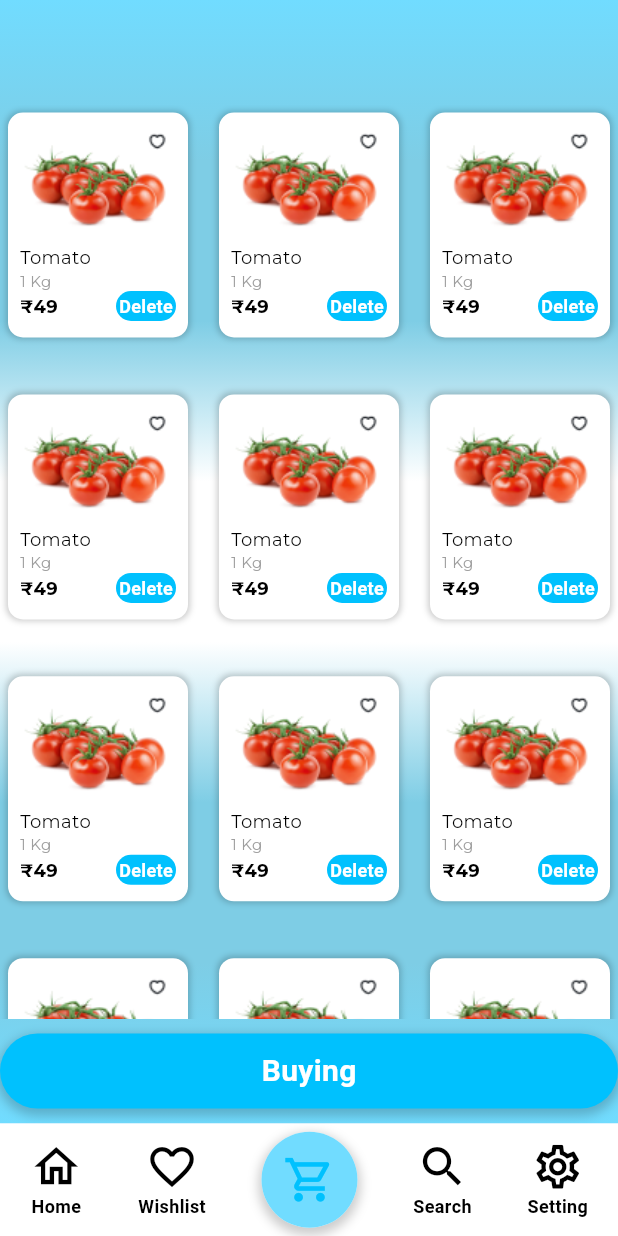
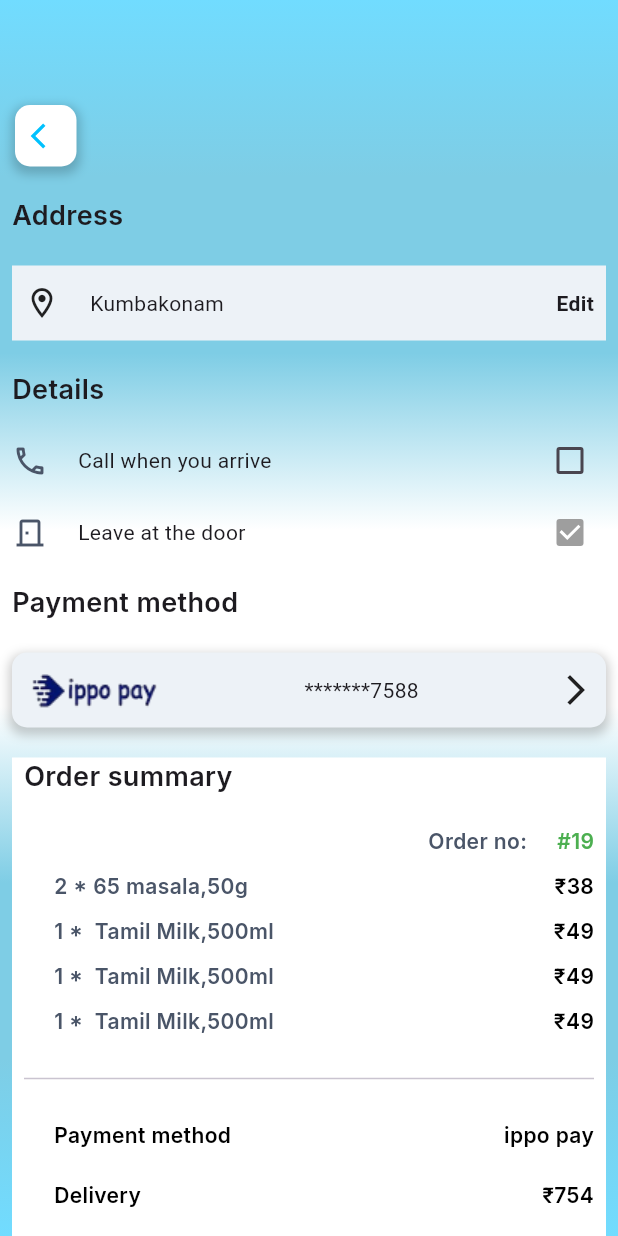
Before and after one commit to salahsaads/Grocery-App-, a Flutter app: the screen it shows after launch, item 3 of the bottom bar chosen, after a tap on "Buying", on a phone screen of 412 x 824 dp. Run offline on Flutter 3.47's test engine with Material 3 defaults, Android fonts, the phone set to English and light mode, and no system bars; our stand-ins replace flutter_svg, google_fonts, lottie.

Commit message:
Payment method screen

```diff
--- /dev/null
+++ b/lib/Features/Proceed to Payment/prestion/view/Proceed_to_Payment.dart
@@ -0,0 +1,483 @@
+import 'package:flutter/material.dart';
+import 'package:google_fonts/google_fonts.dart';
+import 'package:grocery/core/utils/widget/Custom_Button.dart';
+
+import '../../../prodect_details/presation/view/prodect_details.dart';
+
+class ProceedToPayment extends StatefulWidget {
+  const ProceedToPayment({super.key});
+
+  @override
+  State<ProceedToPayment> createState() => _ProceedToPaymentState();
+}
+
+class _ProceedToPaymentState extends State<ProceedToPayment> {
+  @override
+  Widget build(BuildContext context) {
+    return Scaffold(
+        body: Container(
+      width: double.infinity,
+      height: double.infinity,
+      decoration: const BoxDecoration(
+        gradient: LinearGradient(
+          begin: Alignment.topCenter,
+          end: Alignment.bottomCenter,
+          colors: [
+            Color(0xff71dcff),
+            Color.fromARGB(255, 126, 205, 229),
+            Color.fromARGB(255, 126, 205, 229),
+            Colors.white,
+            Colors.white,
+            Color.fromARGB(255, 126, 205, 229),
+            Color.fromARGB(255, 126, 205, 229),
+            Color(0xff71dcff),
+          ],
+        ),
+      ),
+      child: SingleChildScrollView(
+        child: Column(
+          children: [
+            const SizedBox(
+              height: 70,
+            ),
+            GestureDetector(
+                onTap: () {
+                  Navigator.pop(context);
+                },
+                child: const Custom_arrow_back()),
+            SizedBox(
+              height: 20,
+            ),
+            Padding(
+              padding: const EdgeInsets.only(left: 8, right: 8),
+              child: Row(
+                mainAxisAlignment: MainAxisAlignment.start,
+                children: [
+                  Text(
+                    'Address',
+                    style: GoogleFonts.inter(
+                        textStyle: TextStyle(
+                            fontWeight: FontWeight.w600, fontSize: 18)),
+                  ),
+                ],
+              ),
+            ),
+            SizedBox(
+              height: 20,
+            ),
+            Padding(
+              padding: const EdgeInsets.only(left: 8, right: 8),
+              child: Container(
+                width: double.infinity,
+                height: 50,
+                color: Color(0xffEDF2F7),
+                child: const Padding(
+                  padding: EdgeInsets.only(left: 8, right: 8),
+                  child: Row(
+                    children: [
+                      Icon(Icons.location_on_outlined),
+                      SizedBox(
+                        width: 20,
+                      ),
+                      Text('Kumbakonam'),
+                      Spacer(),
+                      Text(
+                        'Edit',
+                        style: TextStyle(fontWeight: FontWeight.w700),
+                      )
+                    ],
+                  ),
+                ),
+              ),
+            ),
+            SizedBox(
+              height: 20,
+            ),
+            Padding(
+              padding: const EdgeInsets.only(left: 8, right: 8),
+              child: Row(
+                mainAxisAlignment: MainAxisAlignment.start,
+                children: [
+                  Text(
+                    'Details',
+                    style: GoogleFonts.inter(
+                        textStyle: TextStyle(
+                            fontWeight: FontWeight.w600, fontSize: 18)),
+                  ),
+                ],
+              ),
+            ),
+            SizedBox(
+              height: 10,
+            ),
+            Padding(
+              padding: const EdgeInsets.only(left: 8, right: 8),
+              child: Row(
+                children: [
+                  Icon(
+                    Icons.phone_outlined,
+                    color: Color(0xff4A5568),
+                  ),
+                  SizedBox(
+                    width: 20,
+                  ),
+                  Text('Call when you arrive'),
+                  Spacer(),
+                  Checkbox(
+                      activeColor: Colors.grey, value: false, onChanged: (v) {})
+                ],
+              ),
+            ),
+            Padding(
+              padding: const EdgeInsets.only(left: 8, right: 8),
+              child: Row(
+                children: [
+                  Icon(
+                    Icons.door_back_door_outlined,
+                    color: Color(0xff4A5568),
+                  ),
+                  SizedBox(
+                    width: 20,
+                  ),
+                  Text('Leave at the door'),
+                  Spacer(),
+                  Checkbox(
+                      activeColor: Colors.grey, value: true, onChanged: (v) {})
+                ],
+              ),
+            ),
+            SizedBox(
+              height: 10,
+            ),
+            Padding(
+              padding: const EdgeInsets.only(left: 8, right: 8),
+              child: Row(
+                mainAxisAlignment: MainAxisAlignment.start,
+                children: [
+                  Text(
+                    'Payment method',
+                    style: GoogleFonts.inter(
+                        textStyle: TextStyle(
+                            fontWeight: FontWeight.w600, fontSize: 18)),
+                  ),
+                ],
+              ),
+            ),
+            SizedBox(
+              height: 20,
+            ),
+            Padding(
+              padding: const EdgeInsets.only(left: 8, right: 8),
+              child: Container(
+                width: double.infinity,
+                height: 50,
+                decoration: BoxDecoration(
+                    boxShadow: [
+                      BoxShadow(
+                        color: Colors.black.withOpacity(0.2),
+                        spreadRadius: 2,
+                        blurRadius: 5,
+                        offset:
+                            const Offset(0, 3), // changes position of shadow
+                      ),
+                    ],
+                    color: Color(0xffEDF2F7),
+                    borderRadius: BorderRadius.circular(10)),
+                child: Padding(
+                  padding: EdgeInsets.only(left: 8, right: 8),
+                  child: Row(
+                    children: [
+                      Image.asset('assets/visa 1.png'),
+                      Spacer(),
+                      Text('*******7588'),
+                      Spacer(),
+                      Icon(Icons.arrow_forward_ios)
+                    ],
+                  ),
+                ),
+              ),
+            ),
+            SizedBox(
+              height: 20,
+            ),
+            Padding(
+              padding: const EdgeInsets.only(left: 8, right: 8),
+              child: Container(
+                color: Colors.white,
+                child: Padding(
+                  padding: const EdgeInsets.only(left: 8, right: 8),
+                  child: Column(
+                    children: [
+                      Row(
+                        mainAxisAlignment: MainAxisAlignment.start,
+                        children: [
+                          Text(
+                            'Order summary',
+                            style: GoogleFonts.inter(
+                                textStyle: TextStyle(
+                                    fontWeight: FontWeight.w600, fontSize: 18)),
+                          ),
+                        ],
+                      ),
+                      SizedBox(
+                        height: 20,
+                      ),
+                      Row(
+                        mainAxisAlignment: MainAxisAlignment.start,
+                        children: [
+                          Spacer(),
+                          Text(
+                            'Order no:',
+                            style: GoogleFonts.inter(
+                                textStyle: TextStyle(
+                                    color: Color(0xff4A5568),
+                                    fontWeight: FontWeight.w600,
+                                    fontSize: 14)),
+                          ),
+                          SizedBox(
+                            width: 20,
+                          ),
+                          Text(
+                            '#19',
+                            style: GoogleFonts.inter(
+                                textStyle: TextStyle(
+                                    color: Colors.green,
+                                    fontWeight: FontWeight.w600,
+                                    fontSize: 14)),
+                          ),
+                        ],
+                      ),
+                      SizedBox(
+                        height: 10,
+                      ),
+                      Padding(
+                        padding: const EdgeInsets.only(left: 20),
+                        child: Row(
+                          mainAxisAlignment: MainAxisAlignment.start,
+                          children: [
+                            Text(
+                              '2 * 65 masala,50g',
+                              style: GoogleFonts.inter(
+                                  textStyle: TextStyle(
+                                      color: Color(0xff4A5568),
+                                      fontWeight: FontWeight.w600,
+                                      fontSize: 14)),
+                            ),
+                            Spacer(),
+                            Text(
+                              '₹38',
+                              style: GoogleFonts.inter(
+                                  textStyle: TextStyle(
+                                      color: Colors.black,
+                                      fontWeight: FontWeight.w600,
+                                      fontSize: 14)),
+                            ),
+                          ],
+                        ),
+                      ),
+                      SizedBox(
+                        height: 10,
+                      ),
+                      Padding(
+                        padding: const EdgeInsets.only(left: 20),
+                        child: Row(
+                          mainAxisAlignment: MainAxisAlignment.start,
+                          children: [
+                            Text(
+                              '1 *  Tamil Milk,500ml',
+                              style: GoogleFonts.inter(
+                                  textStyle: TextStyle(
+                                      color: Color(0xff4A5568),
+                                      fontWeight: FontWeight.w600,
+                                      fontSize: 14)),
+                            ),
+                            Spacer(),
+                            Text(
+                              '₹49',
+                              style: GoogleFonts.inter(
+                                  textStyle: TextStyle(
+                                      color: Colors.black,
+                                      fontWeight: FontWeight.w600,
+                                      fontSize: 14)),
+                            ),
+                          ],
+                        ),
+                      ),
+                      SizedBox(
+                        height: 10,
+                      ),
+                      Padding(
+                        padding: const EdgeInsets.only(left: 20),
+                        child: Row(
+                          mainAxisAlignment: MainAxisAlignment.start,
+                          children: [
+                            Text(
+                              '1 *  Tamil Milk,500ml',
+                              style: GoogleFonts.inter(
+                                  textStyle: TextStyle(
+                                      color: Color(0xff4A5568),
+                                      fontWeight: FontWeight.w600,
+                                      fontSize: 14)),
+                            ),
+                            Spacer(),
+                            Text(
+                              '₹49',
+                              style: GoogleFonts.inter(
+                                  textStyle: TextStyle(
+                                      color: Colors.black,
+                                      fontWeight: FontWeight.w600,
+                                      fontSize: 14)),
+                            ),
+                          ],
+                        ),
+                      ),
+                      SizedBox(
+                        height: 10,
+                      ),
+                      Padding(
+                        padding: const EdgeInsets.only(left: 20),
+                        child: Row(
+                          mainAxisAlignment: MainAxisAlignment.start,
+                          children: [
+                            Text(
+                              '1 *  Tamil Milk,500ml',
+                              style: GoogleFonts.inter(
+                                  textStyle: TextStyle(
+                                      color: Color(0xff4A5568),
+                                      fontWeight: FontWeight.w600,
+                                      fontSize: 14)),
+                            ),
+                            Spacer(),
+                            Text(
+                              '₹49',
+                              style: GoogleFonts.inter(
+                                  textStyle: TextStyle(
+                                      color: Colors.black,
+                                      fontWeight: FontWeight.w600,
+                                      fontSize: 14)),
+                            ),
+                          ],
+                        ),
+                      ),
+                      SizedBox(
+                        height: 20,
+                      ),
+                      Divider(),
+                      SizedBox(
+                        height: 20,
+                      ),
+                      Padding(
+                        padding: const EdgeInsets.only(left: 20),
+                        child: Row(
+                          mainAxisAlignment: MainAxisAlignment.start,
+                          children: [
+                            Text(
+                              'Payment method',
+                              style: GoogleFonts.inter(
+                                  textStyle: TextStyle(
+                                      color: Colors.black,
+                                      fontWeight: FontWeight.w600,
+                                      fontSize: 14)),
+                            ),
+                            Spacer(),
+                            Text(
+                              'ippo pay',
+                              style: GoogleFonts.inter(
+                                  textStyle: TextStyle(
+                                      color: Colors.black,
+                                      fontWeight: FontWeight.w600,
+                                      fontSize: 14)),
+                            ),
+                          ],
+                        ),
+                      ),
+                      SizedBox(
+                        height: 20,
+                      ),
+                      Padding(
+                        padding: const EdgeInsets.only(left: 20),
+                        child: Row(
+                          mainAxisAlignment: MainAxisAlignment.start,
+                          children: [
+                            Text(
+                              'Delivery',
+                              style: GoogleFonts.inter(
+                                  textStyle: TextStyle(
+                                      color: Colors.black,
+                                      fontWeight: FontWeight.w600,
+                                      fontSize: 14)),
+                            ),
+                            Spacer(),
+                            Text(
+                              '₹754',
+                              style: GoogleFonts.inter(
+                                  textStyle: TextStyle(
+                                      color: Colors.black,
+                                      fontWeight: FontWeight.w600,
+                                      fontSize: 14)),
+                            ),
+                          ],
+                        ),
+                      ),
+                      SizedBox(
+                        height: 20,
+                      ),
+                      Divider(),
+                      SizedBox(
+                        height: 20,
+                      ),
+                      Padding(
+                        padding: const EdgeInsets.only(left: 20),
+                        child: Row(
+                          mainAxisAlignment: MainAxisAlignment.start,
+                          children: [
+                            Text(
+                              'Total ',
+                              style: GoogleFonts.inter(
+                                  textStyle: TextStyle(
+                                      color: Colors.black,
+                                      fontWeight: FontWeight.w600,
+                                      fontSize: 17)),
+                            ),
+                            //
+                            Text(
+                              'incl. VAT ',
+                              style: GoogleFonts.inter(
+                                  textStyle: TextStyle(
+                                      color: Colors.black,
+                                      fontWeight: FontWeight.w600,
+                                      fontSize: 12)),
+                            ),
+                            Spacer(),
+                            Text(
+                              '₹754',
+                              style: GoogleFonts.inter(
+                                  textStyle: TextStyle(
+                                      color: Colors.black,
+                                      fontWeight: FontWeight.w600,
+                                      fontSize: 20)),
+                            ),
+                          ],
+                        ),
+                      ),
+                      SizedBox(
+                        height: 20,
+                      )
+                    ],
+                  ),
+                ),
+              ),
+            ),
+            SizedBox(
+              height: 20,
+            ),
+            Padding(
+              padding: const EdgeInsets.all(15.0),
+              child: CustomButton(Title: 'Proceed to Payment', onTap: () {}),
+            )
+          ],
+        ),
+      ),
+    ));
+  }
+}
--- a/lib/Features/car/presetion/view/Car_Screen.dart
+++ b/lib/Features/car/presetion/view/Car_Screen.dart
@@ -6,6 +6,7 @@ import 'package:grocery/core/utils/widget/Custom_Button.dart';
 import 'package:grocery/core/utils/widget/Custom_TextFeild.dart';
 
 import '../../../Custom_Prodect/presention/veiw_model/widget/CustomItem.dart';
+import '../../../Proceed to Payment/prestion/view/Proceed_to_Payment.dart';
 
 class CarScreen extends StatefulWidget {
   const CarScreen({super.key});
@@ -66,7 +67,14 @@ class _CarScreenState extends State<CarScreen> {
             SizedBox(
               height: 10,
             ),
-            CustomButton(Title: 'Buying', onTap: () {}),
+            CustomButton(
+                Title: 'Buying',
+                onTap: () {
+                  Navigator.push(
+                      context,
+                      MaterialPageRoute(
+                          builder: (context) => ProceedToPayment()));
+                }),
             SizedBox(
               height: 10,
             )
```
Also changed, not shown: assets/visa 1.png (added).
